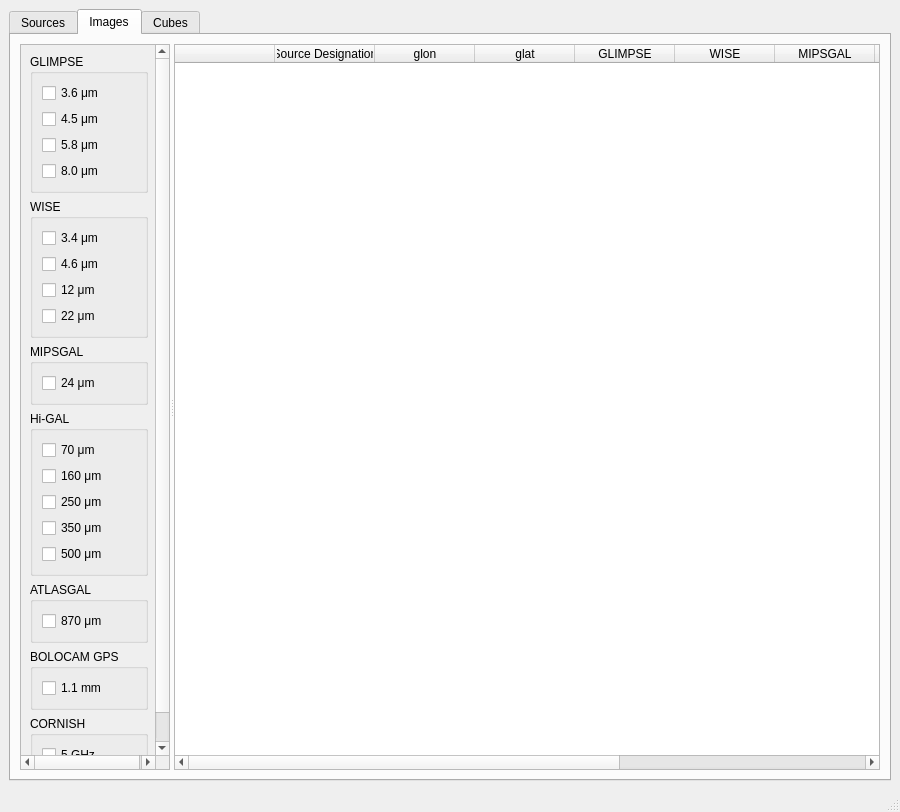
Old version of the form Code/ui/usertablewindow.ui in the repository VisIVOLab/ViaLacteaVisualAnalytics.
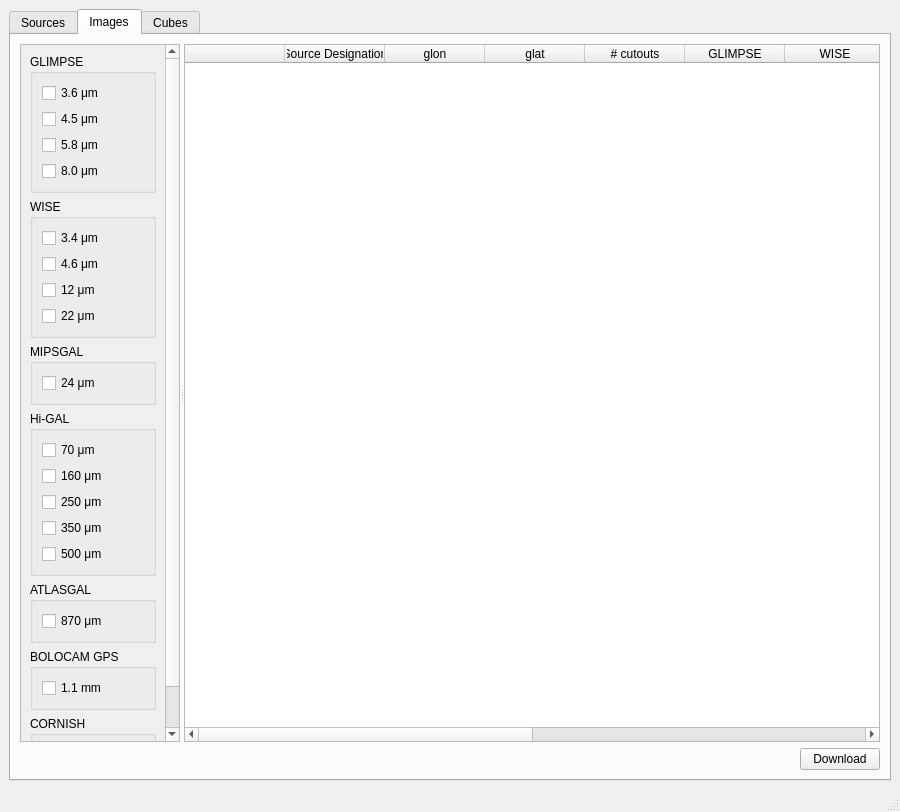
New version of the form. The open tabs and pages were chosen to show the change.

Commit message: Download cutouts from Images Table

The edit to the form file:
```diff
--- a/Code/ui/usertablewindow.ui
+++ b/Code/ui/usertablewindow.ui
@@ -183,7 +183,7 @@
           <widget class="QScrollArea" name="imagesScrollArea">
            <property name="minimumSize">
             <size>
-             <width>150</width>
+             <width>160</width>
              <height>0</height>
             </size>
            </property>
@@ -195,8 +195,8 @@
              <rect>
               <x>0</x>
               <y>0</y>
-              <width>148</width>
-              <height>682</height>
+              <width>143</width>
+              <height>655</height>
              </rect>
             </property>
             <layout class="QVBoxLayout" name="verticalLayout_2">
@@ -436,6 +436,14 @@
              <set>AlignCenter</set>
             </property>
            </column>
+           <column>
+            <property name="text">
+             <string># cutouts</string>
+            </property>
+            <property name="textAlignment">
+             <set>AlignCenter</set>
+            </property>
+           </column>
            <column>
             <property name="text">
              <string>GLIMPSE</string>
@@ -495,6 +503,13 @@
           </widget>
          </widget>
         </item>
+        <item alignment="Qt::AlignRight">
+         <widget class="QPushButton" name="downloadImagesButton">
+          <property name="text">
+           <string>Download</string>
+          </property>
+         </widget>
+        </item>
        </layout>
       </widget>
       <widget class="QWidget" name="cubesTab">
```
Left out of the diff: 13 changed lines with no effect on the pictures. The commit also changes 2 other files.
